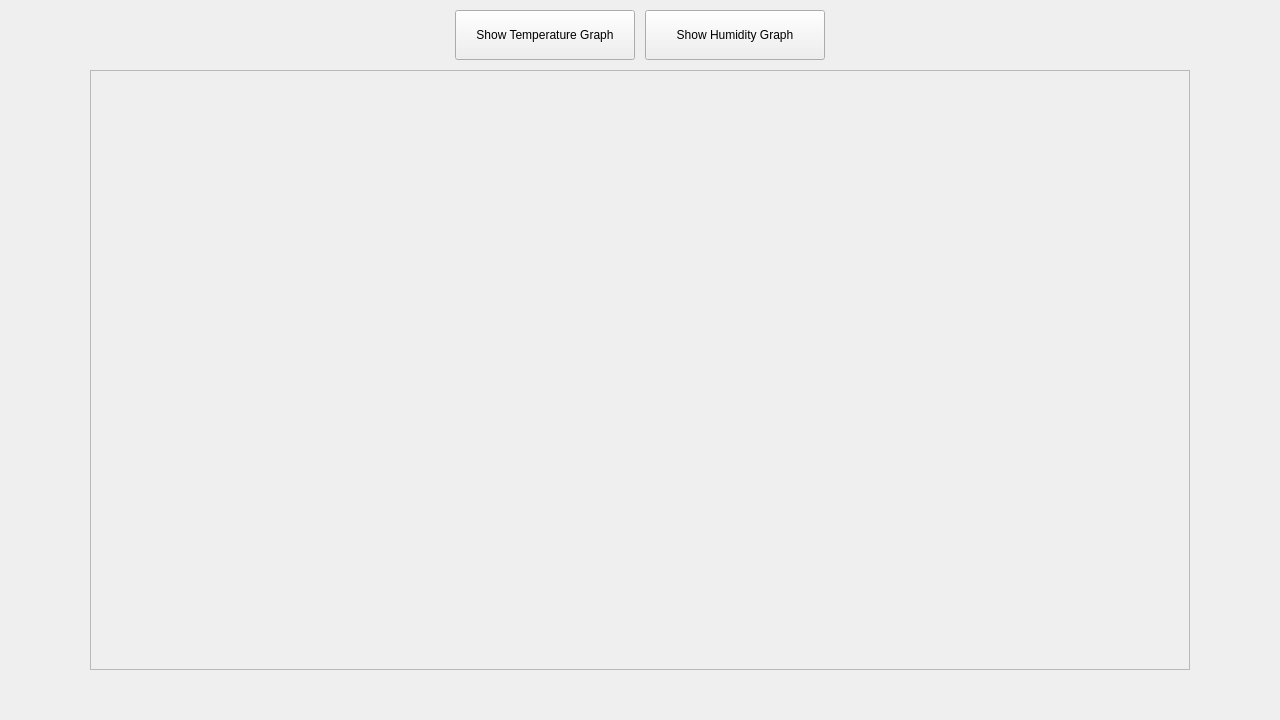
Qt form Client.ui (KStephens11/CloudInfra-Project) before a commit.
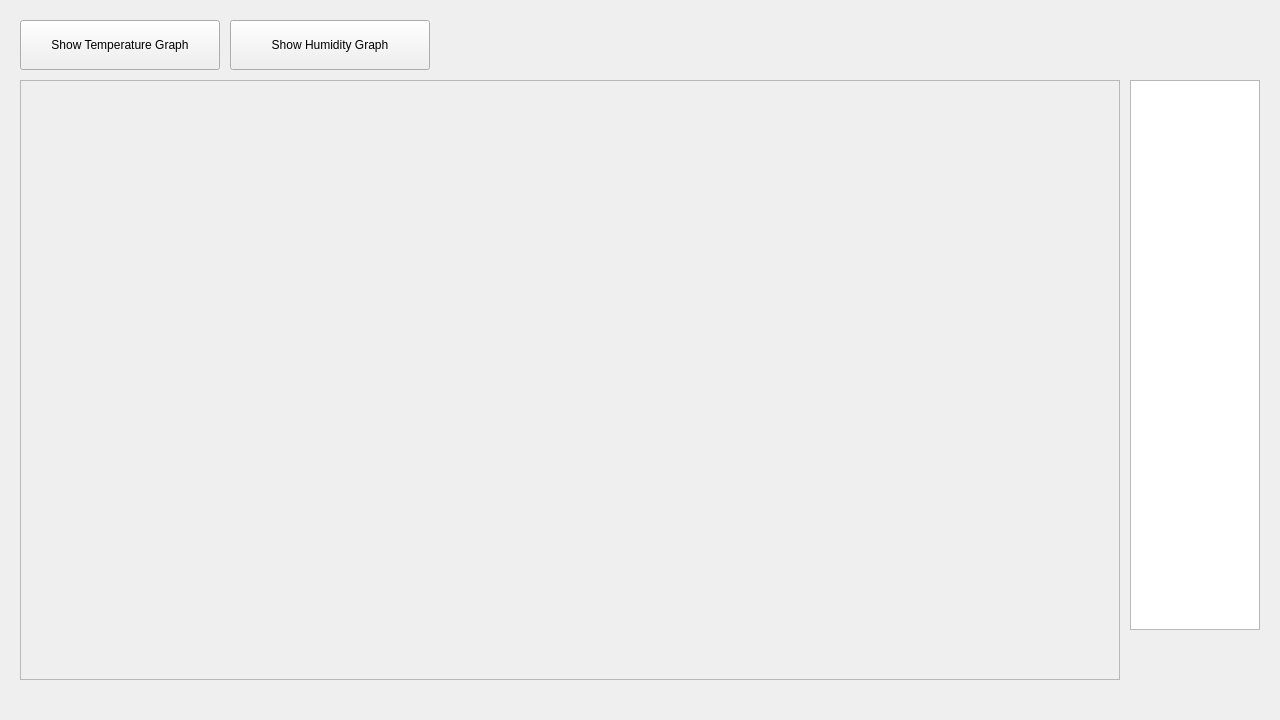
The same form after that commit.

Commit message: Added Toggleable list of ids for graph

Diff of the .ui file:
```diff
--- a/Client.ui
+++ b/Client.ui
@@ -17,8 +17,8 @@
    <widget class="QFrame" name="tempFrame">
     <property name="geometry">
      <rect>
-      <x>90</x>
-      <y>70</y>
+      <x>20</x>
+      <y>80</y>
       <width>1100</width>
       <height>600</height>
      </rect>
@@ -53,9 +53,9 @@
    <widget class="QPushButton" name="tempButton">
     <property name="geometry">
      <rect>
-      <x>455</x>
-      <y>10</y>
-      <width>180</width>
+      <x>20</x>
+      <y>20</y>
+      <width>200</width>
       <height>50</height>
      </rect>
     </property>
@@ -66,9 +66,9 @@
    <widget class="QPushButton" name="humidityButton">
     <property name="geometry">
      <rect>
-      <x>645</x>
-      <y>10</y>
-      <width>180</width>
+      <x>230</x>
+      <y>20</y>
+      <width>200</width>
       <height>50</height>
      </rect>
     </property>
@@ -76,6 +76,22 @@
      <string>Show Humidity Graph</string>
     </property>
    </widget>
+   <widget class="QListWidget" name="listWidget">
+    <property name="geometry">
+     <rect>
+      <x>1130</x>
+      <y>80</y>
+      <width>130</width>
+      <height>550</height>
+     </rect>
+    </property>
+    <property name="frameShape">
+     <enum>QFrame::StyledPanel</enum>
+    </property>
+    <property name="selectionBehavior">
+     <enum>QAbstractItemView::SelectItems</enum>
+    </property>
+   </widget>
   </widget>
   <widget class="QMenuBar" name="menubar">
    <property name="geometry">
```
The commit also changes 1 other file.
